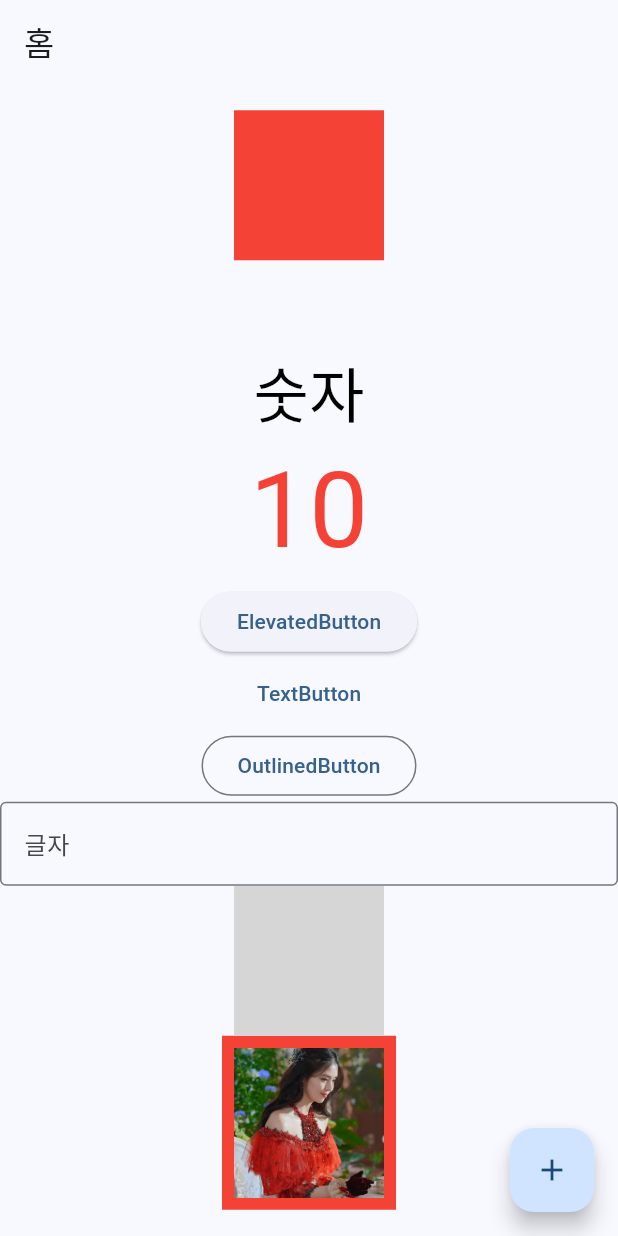
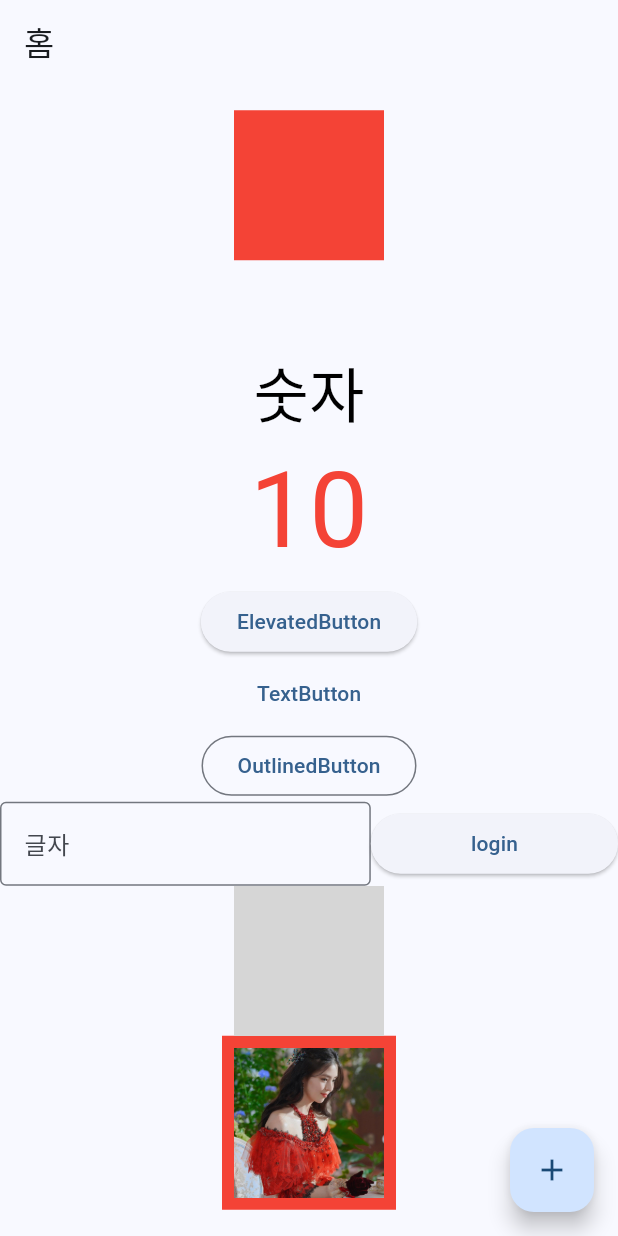
Before and after one commit to sinbee0402/Flutter, a Flutter app: the screen it shows after launch, on a phone screen of 412 x 824 dp. Run offline on Flutter 3.47's test engine with Material 2 defaults, Android fonts, the phone set to English and light mode, and no system bars; network calls fail; grey boxes are pictures that could not be loaded.

Commit message:
035. Expanded

```diff
--- a/lib/main_page.dart
+++ b/lib/main_page.dart
@@ -128,7 +128,13 @@ class _MainPageState extends State<MainPage> {
                 onPressed: () {},
                 child: Text('OutlinedButton'),
               ),
-              TextField(
+              Row(
+                children: [
+                  Expanded(
+                    // 화면 기울기에 따른 위젯 크기 조절. 자주 쓴다.
+                    flex: 3, // flex로 주변 위젯과의 크기 비율을 조절할 수 있다.
+                    // flex를 설정하지 않으면 기본적으로 1:1 비율.
+                    child: TextField(
                       // TextField를 꾸민다.
                       decoration: InputDecoration(
                         labelText: '글자', // Hint Text
@@ -141,6 +147,16 @@ class _MainPageState extends State<MainPage> {
                         // onChanged를 사용하려면 매개변수 String을 줘야한다.
                         print(text);
                       },
+                    ),
+                  ),
+                  Expanded(
+                    flex: 2,
+                    child: ElevatedButton(
+                      onPressed: () {},
+                      child: Text('login'),
+                    ),
+                  ),
+                ],
               ),
               // 인터넷에 있는 이미지 사용하기
               Image.network(
```
Lines whose indentation alone changed are shown as unchanged.
